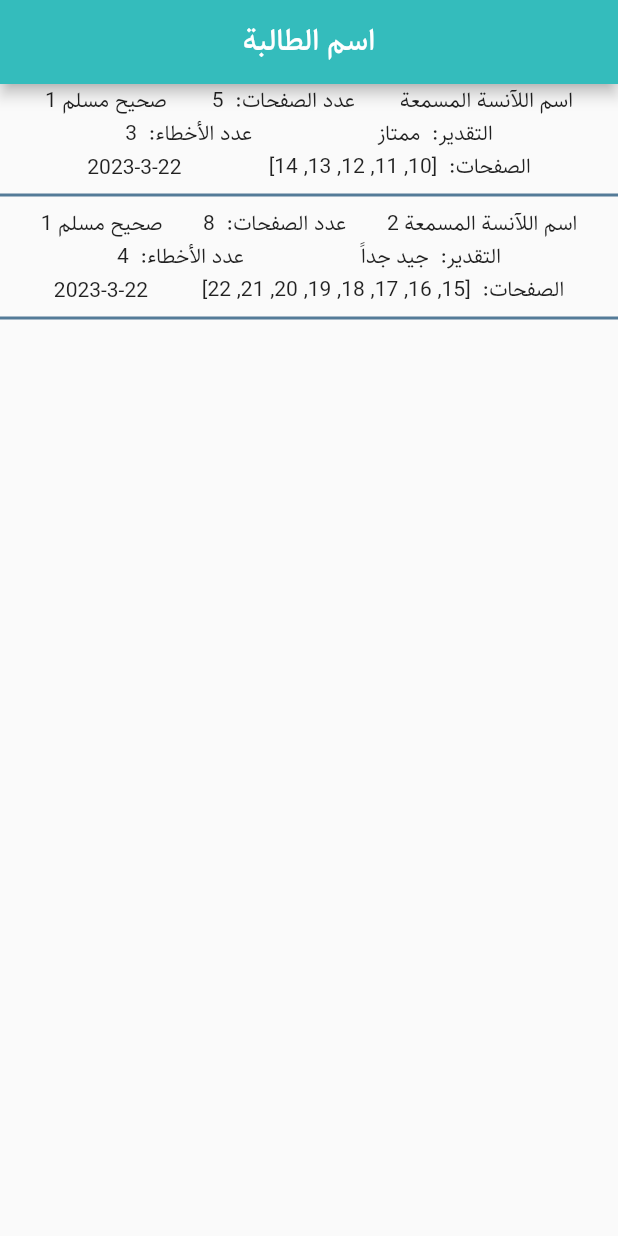
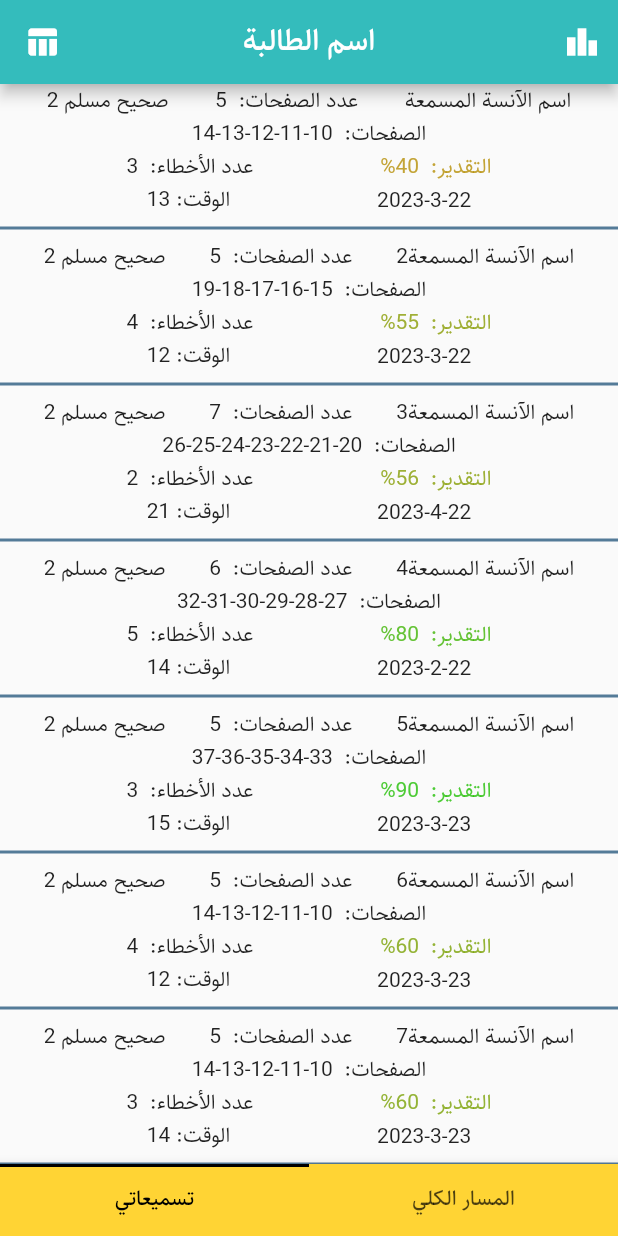
Before and after one commit to AbdAllahKarajay/Norea-School, a Flutter app: the screen it shows after launch, on a phone screen of 412 x 824 dp. Run offline on Flutter 3.47's test engine with Material 2 defaults, Android fonts, the phone set to English and light mode, and no system bars; our stand-ins replace liquid_progress_indicator.

Commit message:
pre-release v0.0

```diff
--- a/lib/Theme/Colors.dart
+++ b/lib/Theme/Colors.dart
@@ -3,22 +3,24 @@ import 'package:flutter/material.dart';
 abstract class AppColors
 {
 
- static Color primaryColor = Color.fromARGB(255,52 ,188 ,188 );
+ static Color primaryColor = const Color.fromARGB(255,52 ,188 ,188 );
 
-  static Color secondaryColor = Color.fromARGB(255,255,212,52);
+  static Color secondaryColor = const Color.fromARGB(255,255,212,52);
 
-  static Color Downy = Color.fromARGB(255, 109, 202, 173);
+  static Color Downy = const Color.fromARGB(255, 109, 202, 173);
 
-  static Color Pampas = Color.fromARGB(255, 239, 236,229 );
+  static Color Pampas = const Color.fromARGB(255, 239, 236,229 );
 
-  static Color Opal = Color.fromARGB(255, 176, 203,196 );
+  static Color Opal = const Color.fromARGB(255, 176, 203,196 );
 
-  static Color MainTitleColor = Color.fromARGB(255, 0, 0,0 );
+  static Color MainTitleColor = const Color.fromARGB(255, 0, 0,0 );
 
-  static Color KashmirBlue = Color.fromARGB(255, 84, 123,152 );
+  static Color KashmirBlue = const Color.fromARGB(255, 84, 123,152 );
 
-  static Color BermudaGray = Color.fromARGB(255, 105, 144,175 );
+  static Color BermudaGray = const Color.fromARGB(255, 105, 144,175 );
 
-  static Color Laurel = Color.fromARGB(255, 114, 138,112 );
+  static Color Laurel = const Color.fromARGB(255, 114, 138,112 );
+
+
 
 }
--- /dev/null
+++ b/lib/data/recitations.dart
@@ -0,0 +1,19 @@
+import 'package:norea_school_student/models/Recitation.dart';
+
+final recData = <Recitation>[
+  const Recitation("اسم الآنسة المسمعة", "2023-3-22", "صحيح مسلم", 2, [10, 11, 12, 13, 14], 40, 3, 13),
+  const Recitation("اسم الآنسة المسمعة2", "2023-3-22", "صحيح مسلم", 2, [15, 16, 17, 18, 19], 55, 4, 12),
+  const Recitation("اسم الآنسة المسمعة3", "2023-4-22", "صحيح مسلم", 2, [20, 21, 22, 23, 24, 25, 26], 56, 2, 21),
+  const Recitation("اسم الآنسة المسمعة4", "2023-2-22", "صحيح مسلم", 2, [27, 28, 29, 30, 31, 32], 80, 5, 14),
+  const Recitation("اسم الآنسة المسمعة5", "2023-3-23", "صحيح مسلم", 2, [33, 34, 35, 36, 37], 90, 3, 15),
+  const Recitation("اسم الآنسة المسمعة6", "2023-3-23", "صحيح مسلم", 2, [10, 11, 12, 13, 14], 60, 4, 12),
+  const Recitation("اسم الآنسة المسمعة7", "2023-3-23", "صحيح مسلم", 2, [10, 11, 12, 13, 14], 60, 3, 14),
+  const Recitation("اسم الآنسة المسمعة8", "2023-3-23", "صحيح مسلم", 2, [10, 11, 12, 13, 14], 75, 2, 13),
+  const Recitation("اسم الآنسة المسمعة9", "2023-3-23", "صحيح مسلم", 2, [10, 11, 12, 13, 14], 65, 3, 12),
+  const Recitation("اسم الآنسة المسمعة10", "2023-3-24", "صحيح مسلم", 2, [10, 11, 12, 13, 14], 60, 4, 16),
+  const Recitation("اسم الآنسة المسمعة11", "2023-3-24", "صحيح مسلم", 2, [10, 11, 12, 13, 14], 80, 3, 18),
+  const Recitation("اسم الآنسة المسمعة12", "2023-3-25", "صحيح مسلم", 2, [10, 11, 12, 13, 14], 70, 5, 29),
+  const Recitation("اسم الآنسة المسمعة13", "2023-3-26", "صحيح مسلم", 2, [10, 11, 12, 13, 14], 90, 3, 15),
+  const Recitation("اسم الآنسة المسمعة14", "2023-3-27", "صحيح مسلم", 2, [10, 11, 12, 13, 14], 85, 4, 13),
+  const Recitation("اسم الآنسة المسمعة15", "2023-3-27", "صحيح مسلم", 2, [10, 11, 12, 13, 14], 65, 2, 19),
+];
--- a/lib/main.dart
+++ b/lib/main.dart
@@ -1,7 +1,10 @@
 import 'package:flutter/material.dart';
-
-import 'Theme/Colors.dart';
-import 'Theme/Fonts.dart';
+import 'package:norea_school_student/pages/leaderboard.dart';
+import 'package:norea_school_student/pages/progress_page.dart';
+import 'package:norea_school_student/pages/recitations_page.dart';
+import 'package:norea_school_student/pages/recitations_page_2.dart';
+import 'package:norea_school_student/Theme/Colors.dart';
+import 'package:norea_school_student/Theme/Fonts.dart';
 
 void main() {
   runApp(const MyApp());
@@ -17,85 +20,50 @@ class MyApp extends StatelessWidget {
       theme: ThemeData(
         fontFamily: AppFonts.primaryFont,
       ),
-      home: const MyHomePage(),
+      home: const HomePage(),
     );
   }
 }
 
-class MyHomePage extends StatefulWidget {
-  const MyHomePage({super.key});
-
-  @override
-  State<MyHomePage> createState() => _MyHomePageState();
-}
-
-class _MyHomePageState extends State<MyHomePage> {
-  List<Map> recData = [{
-    "inst_name": "اسم اللآنسة المسمعة",
-    "pages":[10,11,12,13,14],
-    "rate": "ممتاز",
-    "NOM": 3,
-    "date": "2023-3-22",
-    "book": "صحيح مسلم",
-    "tome": 1
-  },
-  {
-  "inst_name": "اسم اللآنسة المسمعة 2",
-  "pages": [15,16,17,18,19,20,21,22],
-  "rate": "جيد جداً",
-  "NOM": 4,
-  "date": "2023-3-22",
-  "book": "صحيح مسلم",
-  "tome": 1
-  },
-  ];
+class HomePage extends StatelessWidget {
+  const HomePage({Key? key}) : super(key: key);
 
   @override
   Widget build(BuildContext context) {
-    return Scaffold(
+    return DefaultTabController(
+      length: 2,
+      child: Scaffold(
         appBar: AppBar(
           centerTitle: true,
           title: const Text("اسم الطالبة"),
           backgroundColor: AppColors.primaryColor,
+          actions: [
+            IconButton(icon: const Icon(Icons.leaderboard),
+                onPressed: () => Navigator.push(context,
+                    MaterialPageRoute(builder: (context) => const Leaderboard()))
             ),
-      body: ListView.builder(
-        itemCount: recData.length*2,
-          itemBuilder: (context, index){
-            if(index % 2 == 1) {
-              return Divider(color: AppColors.KashmirBlue, thickness: 2,);
-            }
-            return Column(
-
-              children: [
-                Row(
-                  textDirection: TextDirection.rtl,
-                  mainAxisAlignment: MainAxisAlignment.spaceEvenly,
-                  children: [
-                    Text(recData[index~/2]["inst_name"]),
-                    Text('عدد الصفحات:  ${recData[index ~/ 2]["pages"].length}'),
-                    Text("${recData[index~/2]["book"]} ${recData[index~/2]["tome"]}"),
+          ],
+          leading: IconButton(icon: const Icon(Icons.table_chart),
+              onPressed: () => Navigator.push(context,
+                  MaterialPageRoute(builder: (context)=>const RecitationsPage2()))
+          ),
+        ),
+        bottomNavigationBar: BottomAppBar(
+          color: AppColors.secondaryColor,
+          child: TabBar(
+            indicatorPadding: const EdgeInsets.only(bottom:46),
+            indicatorColor: AppColors.MainTitleColor,
+            labelColor: AppColors.MainTitleColor,
+            tabs: const [
+              Tab(text: 'تسميعاتي'),
+              Tab(text: 'المسار الكلي'),
             ],
           ),
-                Row(
-                  textDirection: TextDirection.rtl,
-                  mainAxisAlignment: MainAxisAlignment.spaceEvenly,
-                  children: [
-                    Text('التقدير:  ${recData[index ~/ 2]["rate"]}'),
-                    Text('عدد الأخطاء:  ${recData[index ~/ 2]["NOM"]}'),
-                  ],
         ),
-                Row(
-                  mainAxisAlignment: MainAxisAlignment.spaceEvenly,
-                  textDirection: TextDirection.rtl,
-                  children: [
-                    Text('الصفحات:  ${recData[index ~/ 2]["pages"]}'),
-                    Text(recData[index ~/ 2]["date"])
-                  ],
-                )
-              ],
-            );
-          },
-      )
+        body: const TabBarView(
+          children: [RecitationsPage(), ProgressPage()],
+        ),
+      ),
     );
   }
 }
--- /dev/null
+++ b/lib/pages/recitations_page.dart
@@ -0,0 +1,58 @@
+import 'package:flutter/material.dart';
+import '../Theme/Colors.dart';
+import '../data/recitations.dart';
+
+class RecitationsPage extends StatefulWidget {
+  const RecitationsPage({super.key});
+
+  @override
+  State<RecitationsPage> createState() => _RecitationsPageState();
+}
+
+class _RecitationsPageState extends State<RecitationsPage> {
+
+
+  @override
+  Widget build(BuildContext context) {
+    return ListView.builder(
+        itemCount: recData.length*2,
+        itemBuilder: (context, index) {
+          if(index % 2 == 1) {
+            return Divider(color: AppColors.KashmirBlue, thickness: 2,);
+          }
+          return Column(
+            // crossAxisAlignment: CrossAxisAlignment.end,
+            children: [
+              Row(
+                textDirection: TextDirection.rtl,
+                mainAxisAlignment: MainAxisAlignment.spaceEvenly,
+                children: [
+                  Text(recData[index~/2].instName),
+                  Text('عدد الصفحات:  ${recData[index ~/ 2].pages.length}'),
+                  Text("${recData[index~/2].book} ${recData[index~/2].tome}"),
+                ],
+              ),
+              Text('الصفحات:  ${recData[index ~/ 2].pages.join("-")}'),
+              Row(
+                textDirection: TextDirection.rtl,
+                mainAxisAlignment: MainAxisAlignment.spaceEvenly,
+                children: [
+                  Text('%التقدير:  ${recData[index ~/ 2].rate}',
+                    style: TextStyle(color: Color.fromARGB(200, 300 - (recData[index ~/ 2].rate*3), 100 + (recData[index ~/ 2].rate), 0)),),
+                  Text('عدد الأخطاء:  ${recData[index ~/ 2].NOM}'),
+                ],
+              ),
+              Row(
+                textDirection: TextDirection.rtl,
+                mainAxisAlignment: MainAxisAlignment.spaceEvenly,
+                children: [
+                  Text(recData[index ~/ 2].date),
+                  Text("الوقت: ${recData[index~/2].time}")
+                ],
+              )
+            ],
+          );
+        },
+      );
+  }
+}
--- a/pubspec.yaml
+++ b/pubspec.yaml
@@ -36,6 +36,8 @@ dependencies:
   # The following adds the Cupertino Icons font to your application.
   # Use with the CupertinoIcons class for iOS style icons.
   cupertino_icons: ^1.0.2
+  highlight_text: ^1.6.0
+  liquid_progress_indicator: ^0.4.0
 
 dev_dependencies:
   flutter_test:
```
Also changed, not shown: lib/models/recitation.dart (added, +14 -0 lines), lib/pages/leaderboard.dart (added, +35 -0 lines), lib/pages/progress_page.dart (added, +78 -0 lines), lib/pages/recitations_page_2.dart (added, +114 -0 lines), pubspec.lock. Lines whose indentation alone changed are shown as unchanged.
